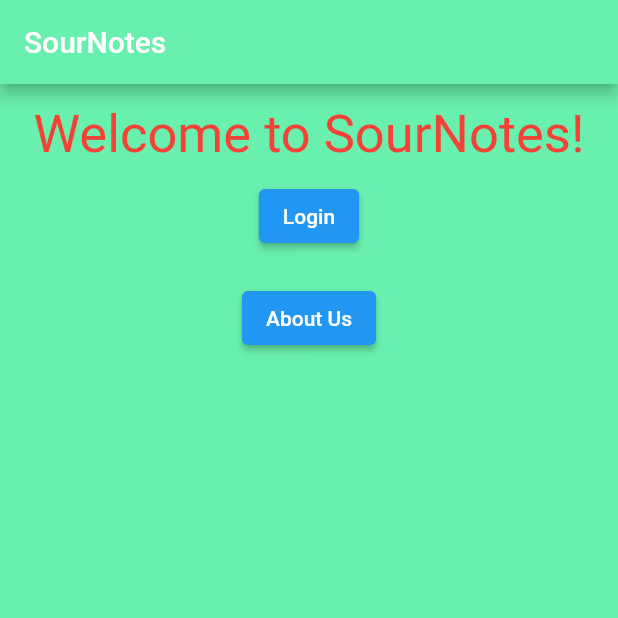
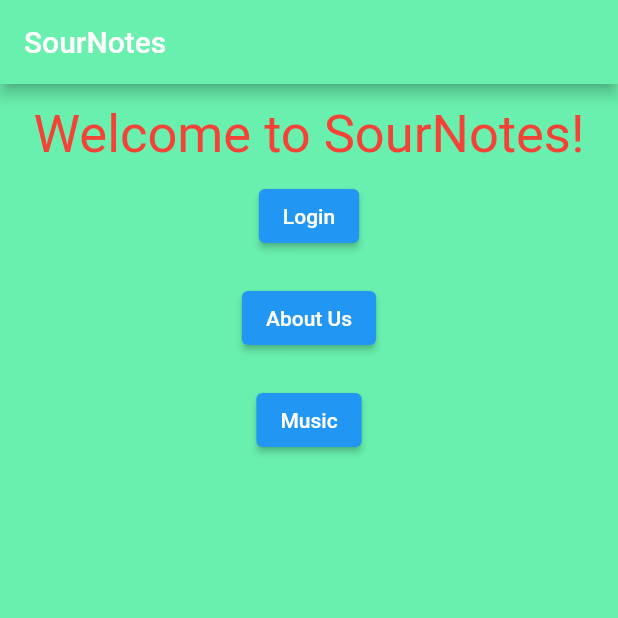
Before and after one commit to UwemEkong/sour_notes, a Flutter app: the screen it shows after launch, on a phone screen of 412 x 824 dp, the top half of it. Run offline on Flutter 3.47's test engine with Material 2 defaults, Android fonts, the phone set to English and light mode, and no system bars.

```diff
--- a/lib/pages/home_page.dart
+++ b/lib/pages/home_page.dart
@@ -44,6 +44,15 @@ class _HomePageState extends State<HomePage> {
             SizedBox(
               height: 20,
             ),
+            ElevatedButton(
+              child: Text('Music'),
+              onPressed: () {
+                Navigator.of(context).pushNamed(RouteManager.songListPage);
+              },
+            ),
+            SizedBox(
+              height: 20,
+            ),
           ],
         )));
   }
--- a/lib/routes/routes.dart
+++ b/lib/routes/routes.dart
@@ -7,6 +7,7 @@ import 'package:sour_notes/pages/profiles/mirsky_page.dart';
 
 import 'package:sour_notes/pages/home_page.dart';
 import 'package:sour_notes/pages/about_us_page.dart';
+import 'package:sour_notes/pages/song_list.dart';
 
 import '../login.dart';
 
@@ -14,6 +15,7 @@ class RouteManager {
   static const String homePage = '/';
   static const String loginPage = '/loginPage';
   static const String aboutUsPage = '/aboutUsPage';
+  static const String songListPage = '/songList';
 
   static const String adamPage = '/adamPage';
   static const String gurkiratPage = '/gurkiratPage';
@@ -30,6 +32,10 @@ class RouteManager {
       case loginPage:
         return MaterialPageRoute(
           builder: (context) => EntryRoute(),
+        );
+      case songListPage:
+        return MaterialPageRoute(
+          builder: (context) => SongListPage(),
         );
 
       case aboutUsPage:
```
Also changed, not shown: lib/pages/song_list.dart (added, +57 -0 lines), pubspec.lock, 1 other file.
